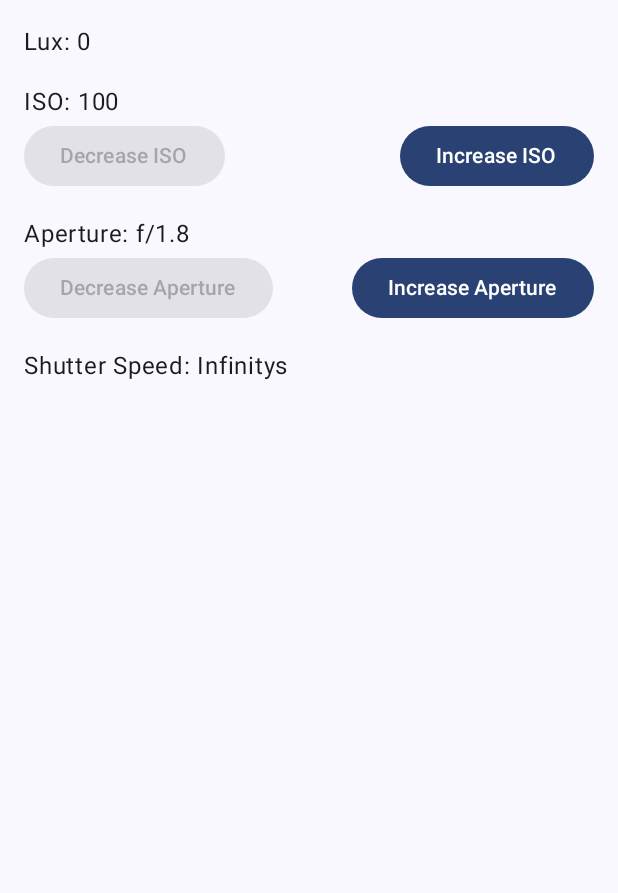
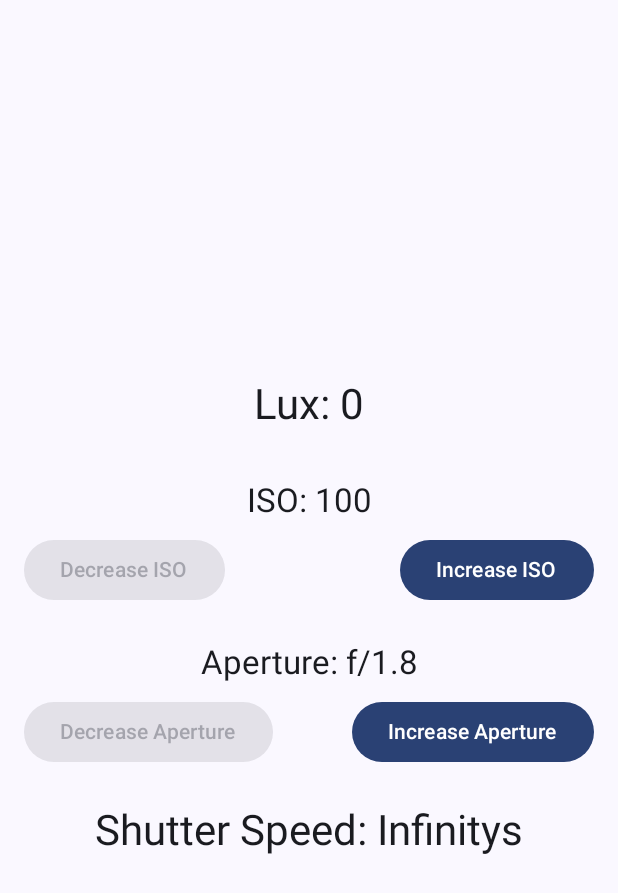
Before and after one commit to khuei/lightmeter, an Android app built with Jetpack Compose: the screen it shows after launch (MainActivity), on a phone screen of 412 x 824 dp. Shown: the top 893 px of the screen. Run offline under Robolectric (Android 15) with nearby library versions, the phone set to English and light mode, and no system bars; 5 statements that could not run were skipped.

Commit message:
style: center align all elements

```diff
--- a/app/src/main/java/com/example/lightmeter/MainActivity.kt
+++ b/app/src/main/java/com/example/lightmeter/MainActivity.kt
@@ -19,6 +19,7 @@ import androidx.activity.compose.setContent
 import androidx.compose.foundation.layout.*
 import androidx.compose.material3.*
 import androidx.compose.runtime.*
+import androidx.compose.ui.Alignment
 import androidx.compose.ui.Modifier
 import androidx.compose.ui.unit.dp
 import androidx.core.app.ActivityCompat
@@ -56,13 +57,28 @@ class MainActivity : ComponentActivity(), SensorEventListener {
 			"1/${(1 / shutterSpeed).toInt()}" // Convert to fractional form if faster than 1 second
 		}
 
-        Column(modifier = Modifier.padding(16.dp)) {
-            Text("Lux: ${luxValue.toInt()}")
+		Column(
+			modifier = Modifier
+			.fillMaxSize()
+			.padding(16.dp),
+			verticalArrangement = Arrangement.Center,
+			horizontalAlignment = Alignment.CenterHorizontally
+		) {
+			// Display Lux value
+			Text(
+				text = "Lux: ${luxValue.toInt()}",
+				style = MaterialTheme.typography.headlineMedium,
+				modifier = Modifier.padding(8.dp)
+			)
 
 			Spacer(modifier = Modifier.height(16.dp))
 
 			// ISO Control
-            Text("ISO: ${isoSteps[isoIndex]}")
+			Text(
+				text = "ISO: ${isoSteps[isoIndex]}",
+				style = MaterialTheme.typography.titleLarge,
+				modifier = Modifier.padding(8.dp)
+			)
 			Row(
 				modifier = Modifier.fillMaxWidth(),
 				horizontalArrangement = Arrangement.SpaceBetween
@@ -89,7 +105,11 @@ class MainActivity : ComponentActivity(), SensorEventListener {
 			Spacer(modifier = Modifier.height(16.dp))
 
 			// Aperture Control
-            Text("Aperture: f/${apertureSteps[apertureIndex]}")
+			Text(
+				text = "Aperture: f/${apertureSteps[apertureIndex]}",
+				style = MaterialTheme.typography.titleLarge,
+				modifier = Modifier.padding(8.dp)
+			)
 			Row(
 				modifier = Modifier.fillMaxWidth(),
 				horizontalArrangement = Arrangement.SpaceBetween
@@ -116,7 +136,11 @@ class MainActivity : ComponentActivity(), SensorEventListener {
 			Spacer(modifier = Modifier.height(16.dp))
 
 			// Display calculated shutter speed
-            Text("Shutter Speed: $shutterSpeedText")
+			Text(
+				text = "Shutter Speed: $shutterSpeedText",
+				style = MaterialTheme.typography.headlineMedium,
+				modifier = Modifier.padding(8.dp)
+			)
 
 			// Update camera settings based on the selected ISO and aperture values
 			LaunchedEffect(isoIndex, apertureIndex) {
@@ -124,7 +148,6 @@ class MainActivity : ComponentActivity(), SensorEventListener {
 			}
 		}
 	}
-
 
 
 	// Function to calculate shutter speed based on lux, ISO, and aperture
```
Lines whose indentation alone changed are shown as unchanged.
